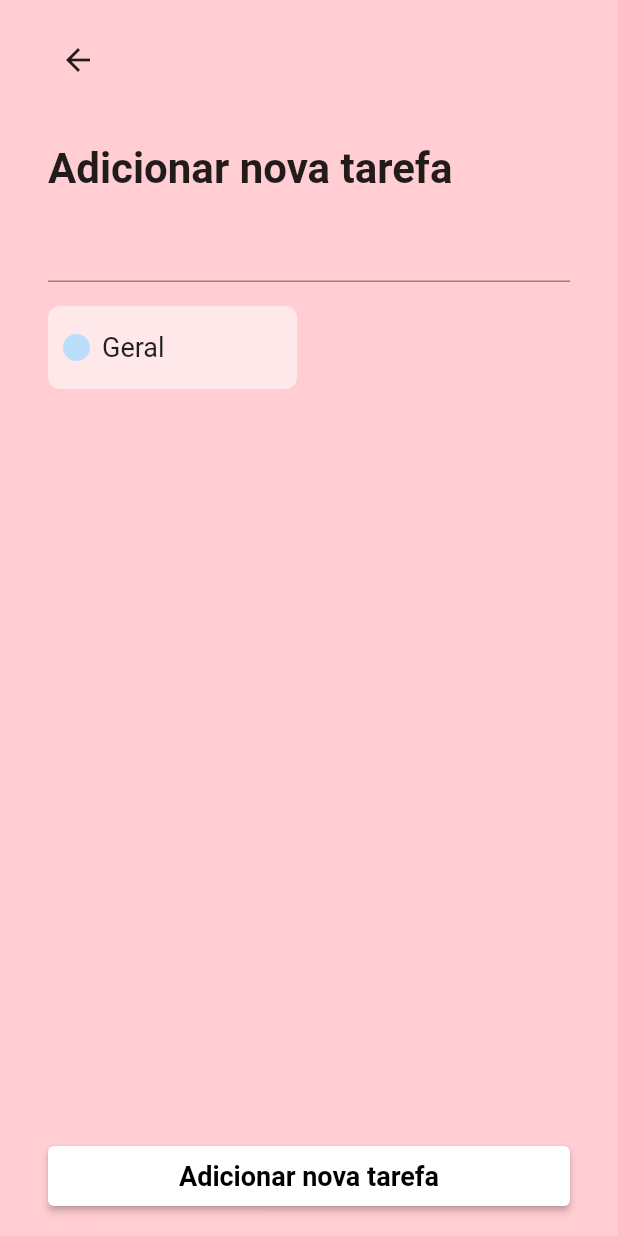
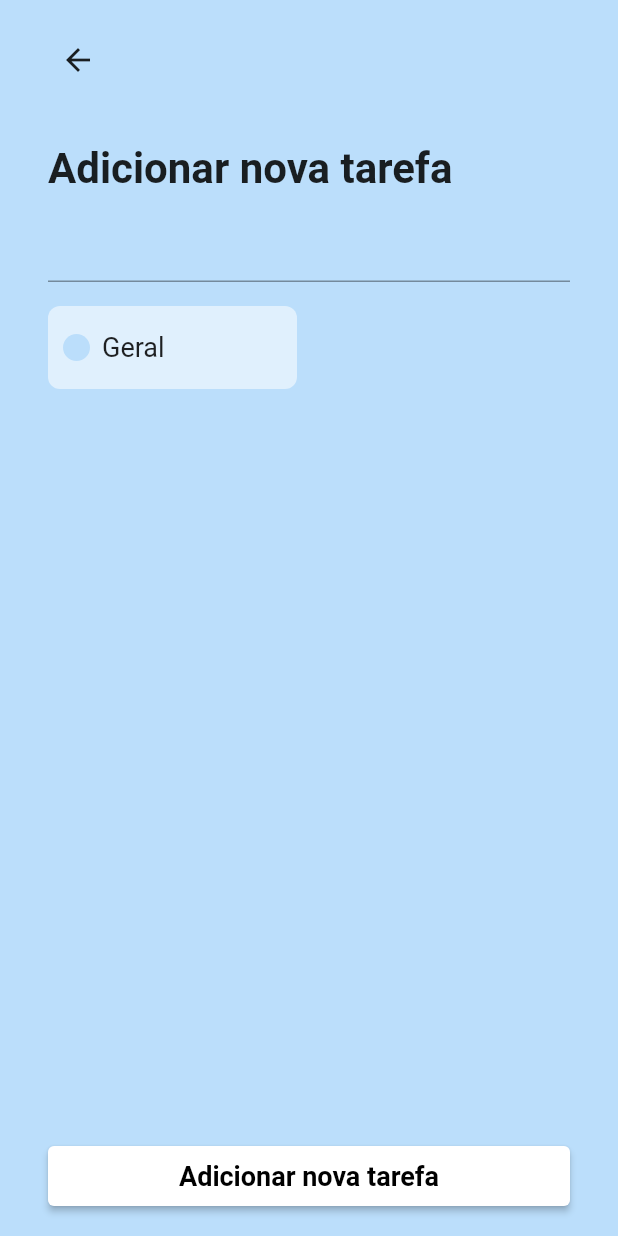
Before and after one commit to JacksonMonteiro/flutter_todo_app, a Flutter app: the CategoryView screen opened directly with sample values from the repository, after a tap on the "add" icon, on a phone screen of 412 x 824 dp. Run offline on Flutter 3.47's test engine with Material 2 defaults, Android fonts, the phone set to English and light mode, and no system bars; our stand-ins replace bloc; missing offline and left inert: flutter_iconpicker.

Commit message:
custom color on add task view

```diff
--- a/lib/app/views/add_task_view.dart
+++ b/lib/app/views/add_task_view.dart
@@ -33,13 +33,15 @@ class _AddTaskViewState extends State<AddTaskView> {
 
   @override
   Widget build(BuildContext context) {
+    Color? color = ModalRoute.of(context)?.settings.arguments as Color?;
+
     return Scaffold(
       body: SafeArea(
         child: Container(
           padding: const EdgeInsets.symmetric(vertical: 16, horizontal: 32),
           width: double.infinity,
           height: double.infinity,
-          color: Colors.red[100],
+          color: color,
           child: Column(
             mainAxisAlignment: MainAxisAlignment.spaceBetween,
             children: [
--- a/lib/app/views/category_view.dart
+++ b/lib/app/views/category_view.dart
@@ -37,7 +37,7 @@ class _CategoryViewState extends State<CategoryView> {
                       icon: const Icon(Icons.arrow_back)),
                   IconButton(
                       onPressed: () {
-                        Navigator.of(context).pushNamed(Routes.instance.ADD_TASK);
+                        Navigator.of(context).pushNamed(Routes.instance.ADD_TASK, arguments: category.color);
                       },
                       icon: const Icon(Icons.add)),
                 ],
```
